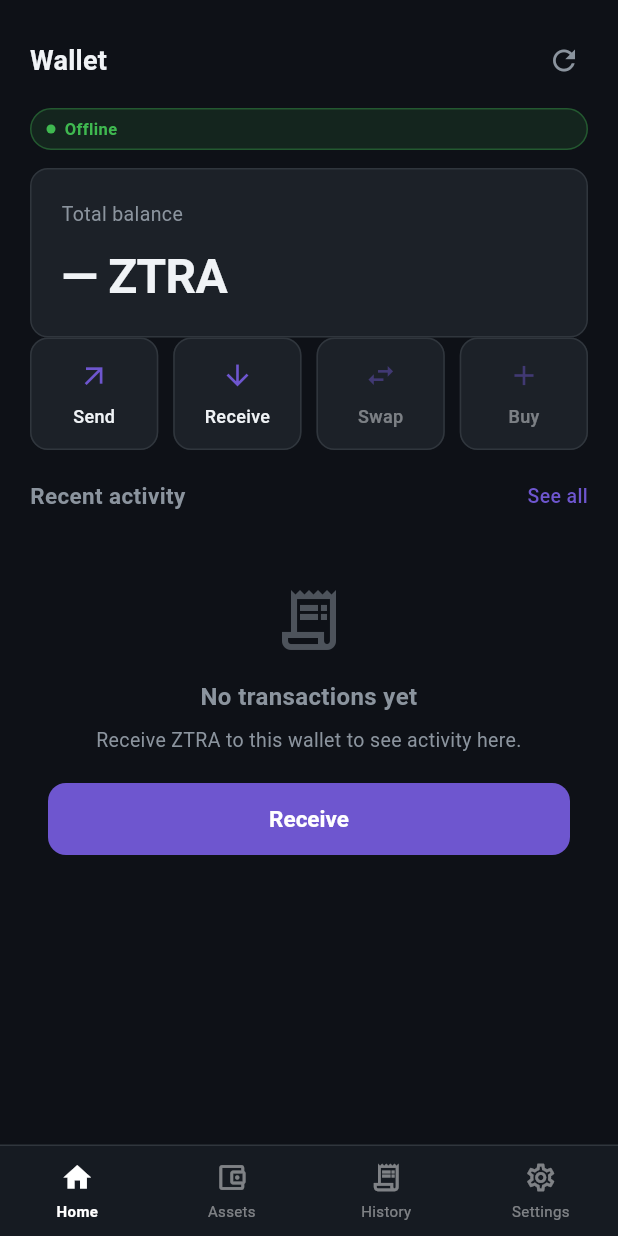
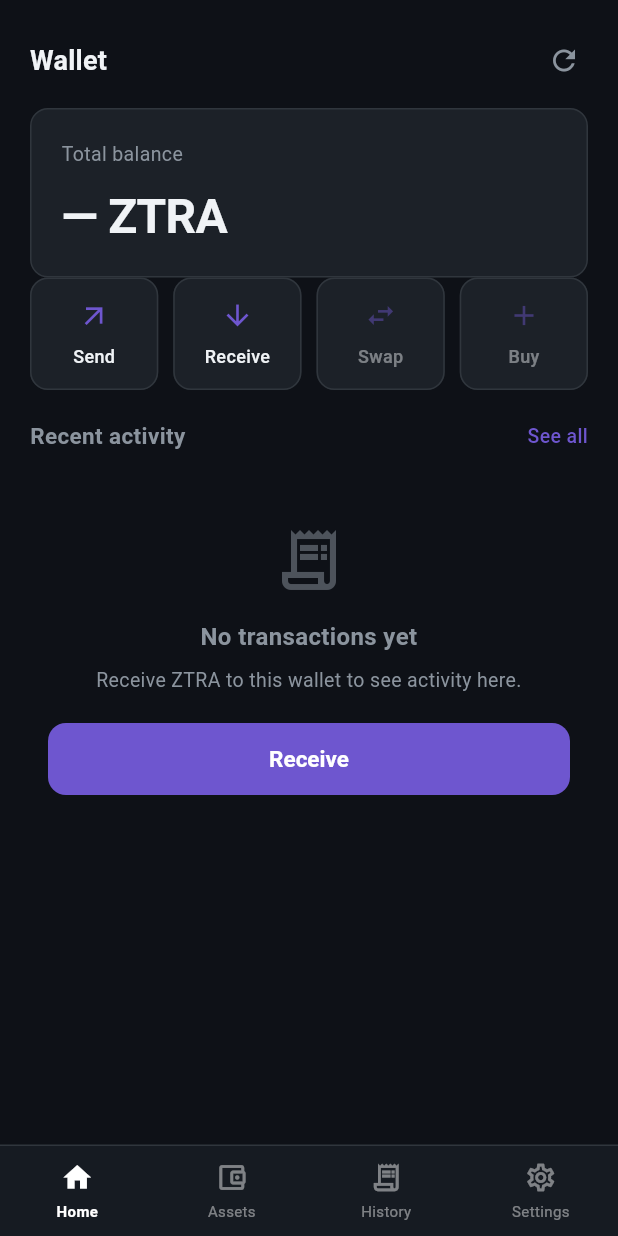
Before and after one commit to Zentra-Privacy/zentra_wallet, a Flutter app: the HomeScreen screen opened directly, on a phone screen of 412 x 824 dp. Run offline on Flutter 3.47's test engine with Material 3 defaults, Android fonts, the phone set to English and light mode, and no system bars; our stand-ins replace flutter_secure_storage, qr_flutter, shared_preferences; missing offline and left inert: dart:ffi; accounts and stored records are empty; statements that could not run were skipped.

Commit message:
Remove unused connection status UI elements from the home screen to streamline the user interface and improve overall clarity. This change enhances the focus on the balance display while maintaining essential wallet information.

```diff
--- a/lib/ui/screens/home_screen.dart
+++ b/lib/ui/screens/home_screen.dart
@@ -89,25 +89,6 @@ class _DashboardTab extends StatelessWidget {
             isRefreshing: wallet.isRefreshing,
             onRefresh: wallet.refresh,
           ),
-          Padding(
-            padding: const EdgeInsets.fromLTRB(20, 0, 20, 12),
-            child: ZentraConnectionChip(
-              label: wallet.connectionStatusLabel,
-              isError: wallet.connectionState == WalletConnectionState.error,
-              isSyncing: wallet.isWalletBehindDaemon ||
-                  wallet.connectionState == WalletConnectionState.connecting,
-            ),
-          ),
-          if (wallet.isWalletBehindDaemon)
-            ZentraSyncBanner(
-              message: 'Syncing with the network…',
-              subtitle: wallet.syncProgressLabel,
-              progress: wallet.syncProgressFraction,
-            )
-          else if (wallet.connectionState == WalletConnectionState.connecting)
-            const ZentraSyncBanner(message: 'Connecting to node…')
-          else if (wallet.connectionState == WalletConnectionState.error)
-            ZentraSyncBanner(message: wallet.errorMessage ?? 'Something went wrong', isError: true),
           ZentraHeroBalanceCard(
             amountZtr: balance != null
                 ? '${wallet.formatAmount(balance.balanceAtomic)} ZTRA'
```
